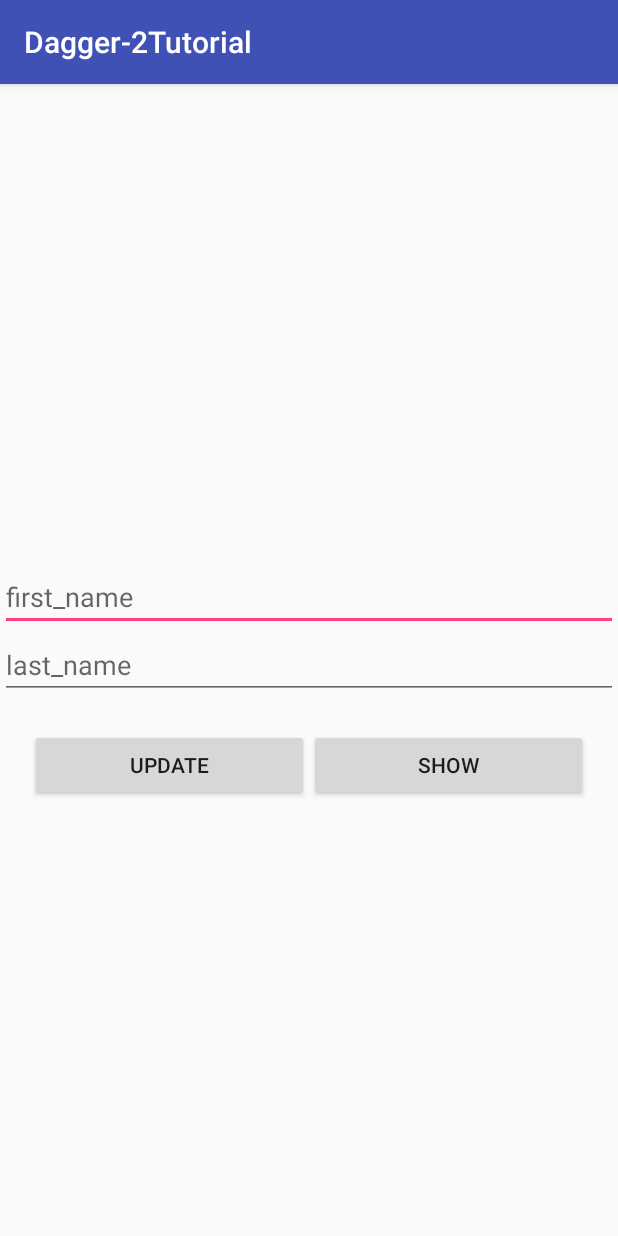
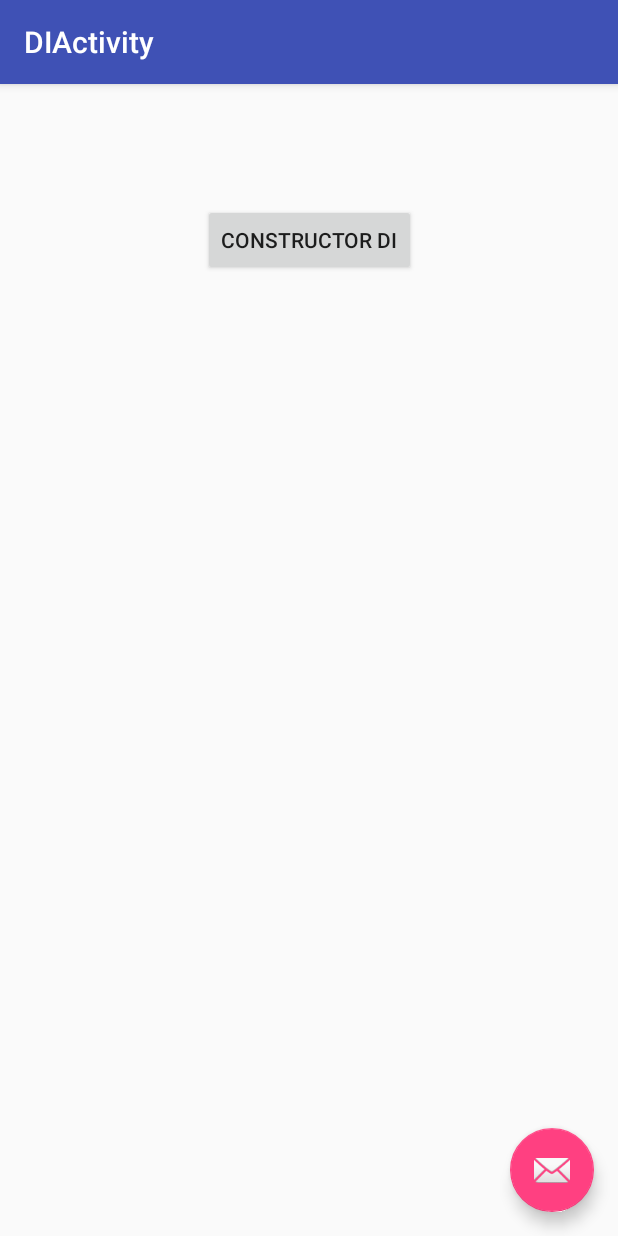
Before and after one commit to anjandebnath/Dagger2Detail, an Android app: the screen it shows after launch (MVPUIActivity before the commit, DIActivity after it), on a phone screen of 412 x 824 dp. Run offline under Robolectric (Android 15) with nearby library versions, the phone set to English and light mode, and no system bars; our stand-ins replace Dagger/Hilt's generated code.

```diff
--- a/app/build.gradle
+++ b/app/build.gradle
@@ -22,6 +22,7 @@
     implementation fileTree(dir: 'libs', include: ['*.jar'])
     implementation 'com.android.support:appcompat-v7:26.1.0'
     implementation 'com.android.support.constraint:constraint-layout:1.0.2'
+    implementation 'com.android.support:design:26.1.0'
     testImplementation 'junit:junit:4.12'
 
     // required if you want to use Mockito for unit tests
--- /dev/null
+++ b/app/src/main/java/com/user06/dagger_2tutorial/coffeehelper_dagger2/CoffeeCallback.java
@@ -0,0 +1,9 @@
+package com.user06.dagger_2tutorial.coffeehelper_dagger2;
+
+/**
+ * Created by Anjan Debnath on 8/7/2018.
+ * Copyright (c) 2018, W3 Engineers Ltd. All rights reserved.
+ */
+public interface CoffeeCallback {
+    void coffeeStatus(String status);
+}
--- /dev/null
+++ b/app/src/main/java/com/user06/dagger_2tutorial/coffeehelper_dagger2/DIActivity.java
@@ -0,0 +1,54 @@
+package com.user06.dagger_2tutorial.coffeehelper_dagger2;
+
+import android.os.Bundle;
+import android.support.design.widget.FloatingActionButton;
+import android.support.design.widget.Snackbar;
+import android.support.v7.app.AppCompatActivity;
+import android.support.v7.widget.Toolbar;
+import android.view.View;
+import android.widget.Button;
+import android.widget.TextView;
+
+import com.user06.dagger_2tutorial.R;
+
+public class DIActivity extends AppCompatActivity implements CoffeeCallback{
+
+    Button dependencyInjectionButton;
+    TextView showText;
+
+
+    @Override
+    protected void onCreate(Bundle savedInstanceState) {
+        super.onCreate(savedInstanceState);
+        setContentView(R.layout.activity_di);
+        Toolbar toolbar = (Toolbar) findViewById(R.id.toolbar);
+        setSupportActionBar(toolbar);
+
+        dependencyInjectionButton = findViewById(R.id.button2);
+        showText = findViewById(R.id.textView2);
+        dependencyInjectionButton.setOnClickListener(new View.OnClickListener() {
+            @Override
+            public void onClick(View v) {
+                ResturantAConstructorInjection resturantAConstructorInjection = new ResturantAConstructorInjection();
+                resturantAConstructorInjection.brewCoffee(DIActivity.this);
+            }
+        });
+
+
+
+
+        FloatingActionButton fab = (FloatingActionButton) findViewById(R.id.fab);
+        fab.setOnClickListener(new View.OnClickListener() {
+            @Override
+            public void onClick(View view) {
+                Snackbar.make(view, "Replace with your own action", Snackbar.LENGTH_LONG)
+                        .setAction("Action", null).show();
+            }
+        });
+    }
+
+    @Override
+    public void coffeeStatus(String status) {
+        showText.setText("Coffee:: \n"+ status);
+    }
+}
--- /dev/null
+++ b/app/src/main/res/layout/activity_di.xml
@@ -0,0 +1,33 @@
+<?xml version="1.0" encoding="utf-8"?>
+<android.support.design.widget.CoordinatorLayout xmlns:android="http://schemas.android.com/apk/res/android"
+    xmlns:app="http://schemas.android.com/apk/res-auto"
+    xmlns:tools="http://schemas.android.com/tools"
+    android:layout_width="match_parent"
+    android:layout_height="match_parent"
+    tools:context=".coffeehelper_dagger2.DIActivity">
+
+    <android.support.design.widget.AppBarLayout
+        android:layout_width="match_parent"
+        android:layout_height="wrap_content"
+        android:theme="@style/AppTheme.AppBarOverlay">
+
+        <android.support.v7.widget.Toolbar
+            android:id="@+id/toolbar"
+            android:layout_width="match_parent"
+            android:layout_height="?attr/actionBarSize"
+            android:background="?attr/colorPrimary"
+            app:popupTheme="@style/AppTheme.PopupOverlay" />
+
+    </android.support.design.widget.AppBarLayout>
+
+    <include layout="@layout/content_di" />
+
+    <android.support.design.widget.FloatingActionButton
+        android:id="@+id/fab"
+        android:layout_width="wrap_content"
+        android:layout_height="wrap_content"
+        android:layout_gravity="bottom|end"
+        android:layout_margin="@dimen/fab_margin"
+        app:srcCompat="@android:drawable/ic_dialog_email" />
+
+</android.support.design.widget.CoordinatorLayout>
--- /dev/null
+++ b/app/src/main/res/layout/content_di.xml
@@ -0,0 +1,30 @@
+<?xml version="1.0" encoding="utf-8"?>
+<android.support.constraint.ConstraintLayout xmlns:android="http://schemas.android.com/apk/res/android"
+    xmlns:app="http://schemas.android.com/apk/res-auto"
+    xmlns:tools="http://schemas.android.com/tools"
+    android:layout_width="match_parent"
+    android:layout_height="match_parent"
+    app:layout_behavior="@string/appbar_scrolling_view_behavior"
+    tools:context=".coffeehelper_dagger2.DIActivity"
+    tools:showIn="@layout/activity_di">
+
+    <Button
+        android:id="@+id/button2"
+        android:layout_width="wrap_content"
+        android:layout_height="wrap_content"
+        android:layout_marginTop="80dp"
+        android:text="Constructor DI"
+        app:layout_constraintEnd_toEndOf="parent"
+        app:layout_constraintStart_toStartOf="parent"
+        app:layout_constraintTop_toTopOf="parent" />
+
+    <TextView
+        android:id="@+id/textView2"
+        android:layout_width="wrap_content"
+        android:layout_height="wrap_content"
+        android:layout_marginTop="40dp"
+        tools:text="hello world"
+        app:layout_constraintEnd_toEndOf="parent"
+        app:layout_constraintStart_toStartOf="parent"
+        app:layout_constraintTop_toBottomOf="@+id/button2" />
+</android.support.constraint.ConstraintLayout>
--- /dev/null
+++ b/app/src/main/res/values/dimens.xml
@@ -0,0 +1,3 @@
+<resources>
+    <dimen name="fab_margin">16dp</dimen>
+</resources>
--- a/app/src/main/res/values/strings.xml
+++ b/app/src/main/res/values/strings.xml
@@ -1,3 +1,4 @@
 <resources>
     <string name="app_name">Dagger-2Tutorial</string>
+    <string name="title_activity_di">DIActivity</string>
 </resources>
--- a/app/src/main/res/values/styles.xml
+++ b/app/src/main/res/values/styles.xml
@@ -8,4 +8,13 @@
         <item name="colorAccent">@color/colorAccent</item>
     </style>
 
+    <style name="AppTheme.NoActionBar">
+        <item name="windowActionBar">false</item>
+        <item name="windowNoTitle">true</item>
+    </style>
+
+    <style name="AppTheme.AppBarOverlay" parent="ThemeOverlay.AppCompat.Dark.ActionBar" />
+
+    <style name="AppTheme.PopupOverlay" parent="ThemeOverlay.AppCompat.Light" />
+
 </resources>
```
Also changed, not shown: app/src/main/AndroidManifest.xml (+13 -4 lines), app/src/main/java/com/user06/dagger_2tutorial/coffeehelper_dagger2/CoffeeBrewer.java (+8 -2 lines), app/src/main/java/com/user06/dagger_2tutorial/coffeehelper_dagger2/CoffeeHelper.java (+9 -2 lines), app/src/main/java/com/user06/dagger_2tutorial/coffeehelper_dagger2/ResturantAConstructorInjection.java (renamed from app/src/main/java/com/user06/dagger_2tutorial/coffeehelper_dagger2/ResturantBFieldInjection.java, +14 -12 lines), app/src/main/java/com/user06/dagger_2tutorial/coffeehelper_dagger2/ResturantAFieldInjection.java (deleted, +0 -44 lines), app/src/main/java/com/user06/dagger_2tutorial/coffeehelper_dagger2/ResturantCFieldInjection.java (deleted, +0 -40 lines), app/src/main/java/com/user06/dagger_2tutorial/coffeehelper_dagger2/component/CoffeeComponent.java (+3 -6 lines), app/src/main/java/com/user06/dagger_2tutorial/coffeehelper_dagger2/module/CoffeeProvider.java (+8 -2 lines), 1 other file.
